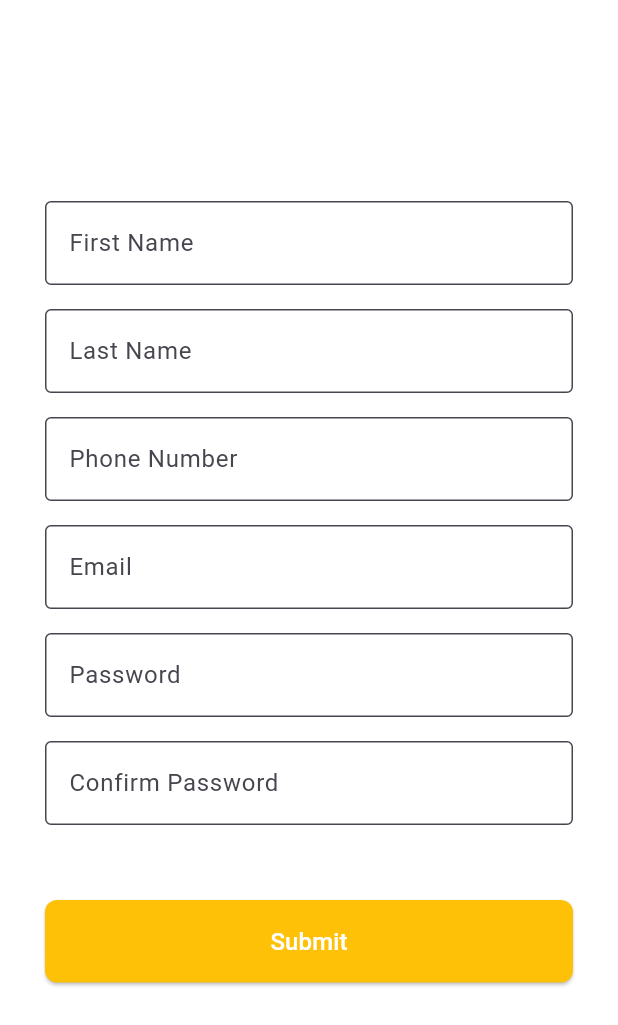
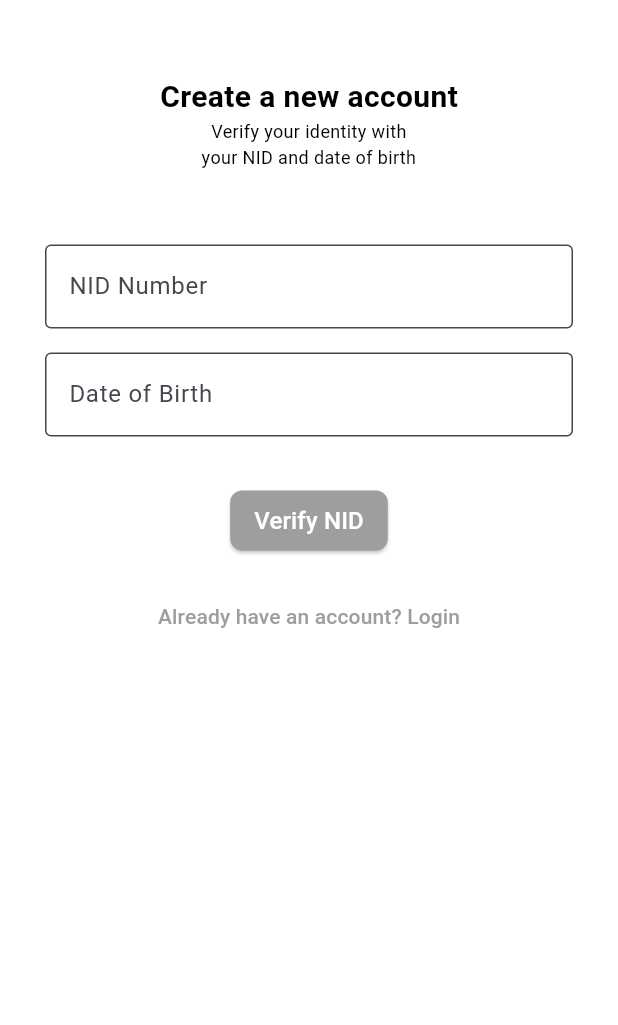
Before and after one commit to Rashedujjaman/srscs, a Flutter app: the screen it shows after launch, after a tap on "Sign In", after a tap on "Sign Up", on a phone screen of 412 x 824 dp. Shown: the top 1025 px of the screen. Run offline on Flutter 3.47's test engine with Material 3 defaults, Android fonts, the phone set to English and light mode, and no system bars; our stand-ins replace cloud_firestore, firebase_auth, firebase_core, firebase_storage; accounts and stored records are empty.

Commit message:
login interface, register interface and logic.

```diff
--- a/lib/screens/login_screen.dart
+++ b/lib/screens/login_screen.dart
@@ -1,5 +1,5 @@
 import 'package:flutter/material.dart';
-import 'package:provider/provider.dart';
+// import 'package:provider/provider.dart';
 import 'package:srscs/screens/register_screen.dart';
 import 'package:srscs/services/authentication_service.dart';
 import 'package:srscs/widgets/custom_text_form_field.dart';
@@ -87,12 +87,12 @@ class _LoginScreenState extends State<LoginScreen> {
                         //Logo of the app
                         const SizedBox(height: 50.0),
                         Image.asset(
-                          'assets/images/logo.jpg',
-                          width: 400,
+                          'assets/images/logo.jpeg',
+                          width: 150,
                           height: 150,
                           fit: BoxFit.cover,
                         ),
-                        const SizedBox(height: 100.0),
+                        const SizedBox(height: 50),
                         CustomTextFormField(
                           label: 'Email',
                           controller: _emailController,
@@ -118,11 +118,8 @@ class _LoginScreenState extends State<LoginScreen> {
                             return null;
                           },
                         ),
-                        const SizedBox(height: 100.0),
-                        SizedBox(
-                          width:
-                              double.infinity, // Button width spans full width
-                          child: ElevatedButton(
+                        const SizedBox(height: 16),
+                        ElevatedButton(
                           onPressed: () {
                             _formKey.currentState!.validate() == true &&
                                     !_isLoading
@@ -130,8 +127,9 @@ class _LoginScreenState extends State<LoginScreen> {
                                 : null;
                           },
                           style: ElevatedButton.styleFrom(
-                              backgroundColor: Colors.amber,
-                              padding: const EdgeInsets.symmetric(vertical: 16),
+                            backgroundColor: Colors.grey,
+                            padding: const EdgeInsets.symmetric(
+                                vertical: 8.0, horizontal: 16.0),
                             shape: RoundedRectangleBorder(
                               borderRadius: BorderRadius.circular(8.0),
                             ),
@@ -150,53 +148,45 @@ class _LoginScreenState extends State<LoginScreen> {
                                   ),
                                 ),
                         ),
+
+                        const SizedBox(height: 16.0),
+                        TextButton(
+                          onPressed: () {},
+                          child: const Text(
+                            'Click Here To Reset Your Password',
+                            style: TextStyle(color: Colors.black),
                           ),
-                        const SizedBox(height: 10.0),
-                        SizedBox(
-                          width:
-                              double.infinity, // Button width spans full width
-                          child: ElevatedButton(
+                        ),
+                        const SizedBox(height: 50.0),
+                        Row(
+                          mainAxisAlignment: MainAxisAlignment.center,
+                          children: [
+                            const Text('Don\'t have an account?'),
+                            TextButton(
                               onPressed: () {
                                 Navigator.push(
                                   context,
                                   MaterialPageRoute(
-                                  builder: (context) {
-                                    return const RegisterScreen();
-                                  },
+                                    builder: (context) =>
+                                        const RegisterScreen(),
                                   ),
                                 );
                               },
-                            style: ElevatedButton.styleFrom(
-                              backgroundColor: const Color.fromARGB(
-                                255,
-                                255,
-                                255,
-                                255,
-                              ),
-                              padding: const EdgeInsets.symmetric(vertical: 16),
-                              shape: RoundedRectangleBorder(
-                                borderRadius: BorderRadius.circular(8.0),
-                              ),
-                              side: const BorderSide(
-                                color: Colors.amber,
-                                width: 1,
+                              onHover: null,
+                              child: const Text(
+                                'Sign Up',
+                                style: TextStyle(color: Colors.black),
                               ),
                             ),
-                            child: const Text(
-                              'Sign Up',
+                          ],
+                        ),
+                        const SizedBox(height: 50.0),
+                        const Text(
+                          'Policy & Terms and Conditions.',
+                          textAlign: TextAlign.center,
                           style: TextStyle(
-                                fontSize: 16,
-                                color: Colors.amber,
-                              ),
-                            ),
-                          ),
-                        ),
-                        const SizedBox(height: 16.0),
-                        TextButton(
-                          onPressed: () {},
-                          child: const Text(
-                            'Forgot Password?',
-                            style: TextStyle(color: Colors.white),
+                            fontSize: 12,
+                            color: Colors.grey,
                           ),
                         ),
                       ],
@@ -208,6 +198,14 @@ class _LoginScreenState extends State<LoginScreen> {
           ),
         ],
       ),
+      floatingActionButton: FloatingActionButton(
+        onPressed: null,
+        tooltip: 'Change Language',
+        backgroundColor: Colors.white,
+        elevation: 0,
+        child: const Text('EN/BN'),
+      ),
+      floatingActionButtonLocation: FloatingActionButtonLocation.endTop,
     );
   }
 }
--- a/lib/screens/register_screen.dart
+++ b/lib/screens/register_screen.dart
@@ -1,5 +1,5 @@
 import 'package:flutter/material.dart';
-// import 'package:srscs/screens/login_screen.dart';
+import 'package:srscs/screens/login_screen.dart';
 import 'package:srscs/services/firebase_service.dart';
 import 'package:srscs/services/authentication_service.dart';
 // import 'package:srscs/services/snackbar_service.dart';
@@ -14,14 +14,20 @@ class RegisterScreen extends StatefulWidget {
 
 class _RegistrationScreenState extends State<RegisterScreen> {
   //*************************************************************************************************************************** */
+  final TextEditingController _nidController = TextEditingController();
+  final TextEditingController _dateOfBirthController = TextEditingController();
   final TextEditingController _firstNameController = TextEditingController();
   final TextEditingController _lastNameController = TextEditingController();
   final TextEditingController _phoneNumberController = TextEditingController();
   final TextEditingController _emailController = TextEditingController();
   final TextEditingController _passwordController = TextEditingController();
+  final TextEditingController _addressController = TextEditingController();
   final TextEditingController _confirmPasswordController =
       TextEditingController();
+
   final _formKey = GlobalKey<FormState>();
+
+  bool _nidValid = false;
 
   bool _isLoading = false;
   //*************************************************************************************************************************** */
@@ -93,23 +99,57 @@ class _RegistrationScreenState extends State<RegisterScreen> {
                     key: _formKey,
                     child: Column(
                       mainAxisAlignment: MainAxisAlignment.center,
-                      crossAxisAlignment: CrossAxisAlignment.stretch,
+                      crossAxisAlignment: CrossAxisAlignment.center,
                       children: [
                         const SizedBox(height: 50.0),
-                        // Title
-                        const Center(
+                        const Text('Create a new account',
+                            style: TextStyle(
+                              color: Colors.black,
+                              fontSize: 20,
+                              fontWeight: FontWeight.bold,
+                            )),
+                        const SizedBox(
+                          width: 150,
                           child: Text(
-                            'Register Account',
+                            'Verify your identity with your NID and date of birth',
                             style: TextStyle(
-                              color: Colors.white,
-                              fontSize: 24,
-                              fontWeight: FontWeight.bold,
+                              color: Colors.black,
+                              fontSize: 12,
                             ),
+                            textAlign: TextAlign.center,
                           ),
                         ),
                         const SizedBox(height: 50.0),
+                        CustomTextFormField(
+                          label: 'NID Number',
+                          keyboardType: TextInputType.number,
+                          controller: _nidController,
+                          validator: (value) {
+                            if (value == null || value.isEmpty) {
+                              return 'Please enter your NID Number';
+                            }
+                            return null;
+                          },
+                        ),
+                        const SizedBox(height: 16.0),
+                        // Last Name Field
+                        CustomTextFormField(
+                          label: 'Date of Birth',
+                          controller: _dateOfBirthController,
+                          validator: (value) {
+                            if (value == null || value.isEmpty) {
+                              return 'Please enter your Date of Birth';
+                            }
+                            return null;
+                          },
+                        ),
+                        const SizedBox(height: 16.0),
+                        _nidValid
+                            ? Column(
+                                children: [
                                   // First Name Field
                                   CustomTextFormField(
+                                    enabled: false,
                                     label: 'First Name',
                                     controller: _firstNameController,
                                     validator: (value) {
@@ -122,6 +162,7 @@ class _RegistrationScreenState extends State<RegisterScreen> {
                                   const SizedBox(height: 16.0),
                                   // Last Name Field
                                   CustomTextFormField(
+                                    enabled: false,
                                     label: 'Last Name',
                                     controller: _lastNameController,
                                     validator: (value) {
@@ -130,6 +171,13 @@ class _RegistrationScreenState extends State<RegisterScreen> {
                                       }
                                       return null;
                                     },
+                                  ),
+                                  const SizedBox(height: 16.0),
+                                  // Address Field
+                                  CustomTextFormField(
+                                    enabled: false,
+                                    label: 'Address',
+                                    controller: _addressController,
                                   ),
                                   const SizedBox(height: 16.0),
                                   // Phone Number Field
@@ -201,31 +249,66 @@ class _RegistrationScreenState extends State<RegisterScreen> {
                                       return null;
                                     },
                                   ),
-                        const SizedBox(height: 50.0),
-                        // Submit Button
+                                  const SizedBox(height: 16.0),
                                   ElevatedButton(
                                     onPressed: () {
-                            !_isLoading &&
-                                    _formKey.currentState?.validate() == true
-                                ? register()
-                                : null;
+                                      if (_formKey.currentState?.validate() ==
+                                          true) {
+                                        // Handle form submission
+                                      }
                                     },
                                     style: ElevatedButton.styleFrom(
-                            backgroundColor: Colors.amber,
-                            padding: const EdgeInsets.symmetric(vertical: 16),
+                                      backgroundColor: Colors.grey,
+                                      padding: const EdgeInsets.symmetric(
+                                          vertical: 8.0, horizontal: 16.0),
+                                      shape: RoundedRectangleBorder(
+                                        borderRadius:
+                                            BorderRadius.circular(8.0),
+                                      ),
+                                    ),
+                                    child: const Text(
+                                      'Submit',
+                                      style: TextStyle(
+                                        fontSize: 16,
+                                        color: Colors.white,
+                                      ),
+                                    ),
+                                  )
+                                ],
+                              )
+                            : const SizedBox.shrink(),
+
+                        const SizedBox(height: 16.0),
+
+                        _nidValid
+                            ? const SizedBox.shrink()
+                            : ElevatedButton(
+                                onPressed: () {
+                                  setState(() {
+                                    !_isLoading &&
+                                            _formKey.currentState?.validate() ==
+                                                true
+                                        ? _nidValid == true
+                                        : null;
+                                  });
+                                },
+                                style: ElevatedButton.styleFrom(
+                                  backgroundColor: Colors.grey,
+                                  padding: const EdgeInsets.symmetric(
+                                      vertical: 8.0, horizontal: 16.0),
                                   shape: RoundedRectangleBorder(
                                     borderRadius: BorderRadius.circular(8.0),
                                   ),
                                 ),
-                          child:
-                              _isLoading
+                                child: _isLoading
                                     ? const CircularProgressIndicator(
-                                    valueColor: AlwaysStoppedAnimation<Color>(
+                                        valueColor:
+                                            AlwaysStoppedAnimation<Color>(
                                           Colors.white,
                                         ),
                                       )
                                     : const Text(
-                                    'Submit',
+                                        'Verify NID',
                                         style: TextStyle(
                                           fontSize: 16,
                                           color: Colors.white,
@@ -237,18 +320,18 @@ class _RegistrationScreenState extends State<RegisterScreen> {
                         TextButton(
                           onPressed: () {
                             // navigate Register Screen
-                            // Navigator.push(
-                            //   context,
-                            //   MaterialPageRoute(
-                            //     builder: (context) {
-                            //       return const LoginScreen();
-                            //     },
-                            //   ),
-                            // );
+                            Navigator.push(
+                              context,
+                              MaterialPageRoute(
+                                builder: (context) {
+                                  return const LoginScreen();
+                                },
+                              ),
+                            );
                           },
                           child: const Text(
                             'Already have an account? Login',
-                            style: TextStyle(color: Colors.white),
+                            style: TextStyle(color: Colors.grey),
                           ),
                         ),
                       ],
--- a/lib/widgets/custom_text_form_field.dart
+++ b/lib/widgets/custom_text_form_field.dart
@@ -10,6 +10,8 @@ class CustomTextFormField extends StatelessWidget {
   final FloatingLabelBehavior? floatingLabelBehavior;
   final TextInputType? keyboardType;
   final String? Function(String?)? validator;
+  final bool? readOnly;
+  final bool? enabled;
 
   const CustomTextFormField({
     Key? key,
@@ -22,24 +24,29 @@ class CustomTextFormField extends StatelessWidget {
     this.floatingLabelBehavior = FloatingLabelBehavior.auto,
     this.keyboardType,
     this.validator,
+    this.readOnly,
+    this.enabled,
   }) : super(key: key);
 
   @override
   Widget build(BuildContext context) {
     return TextFormField(
+      enabled: enabled ?? true,
+      readOnly: readOnly ?? false,
       controller: controller,
       obscureText: obscureText,
       obscuringCharacter: '*',
       keyboardType: keyboardType,
-      style: TextStyle(color: Theme.of(context).colorScheme.primary),
+      style: TextStyle(
+        color: Theme.of(context).colorScheme.primary,
+      ),
       decoration: InputDecoration(
         labelText: label,
         hintText: hintText,
         filled: filled,
-        fillColor:
-            Theme.of(context).colorScheme.brightness == Brightness.light
-                ? Colors.white
-                : Theme.of(context).colorScheme.secondary.withAlpha(200),
+        fillColor: Theme.of(context).colorScheme.brightness == Brightness.light
+            ? Colors.white
+            : Theme.of(context).colorScheme.secondary.withAlpha(200),
         iconColor: Theme.of(context).colorScheme.primary,
         border: const OutlineInputBorder(),
         floatingLabelBehavior: floatingLabelBehavior,
```
Also changed, not shown: assets/images/logo.jpeg (added). Lines whose indentation alone changed are shown as unchanged.
